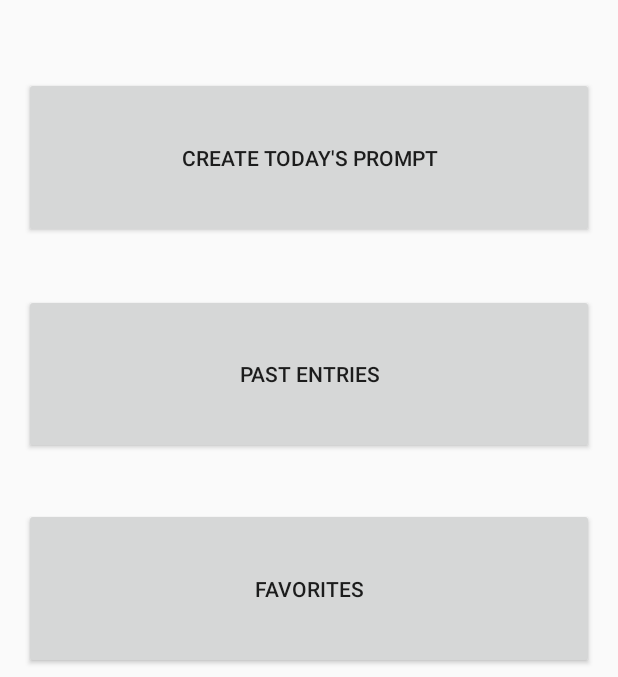
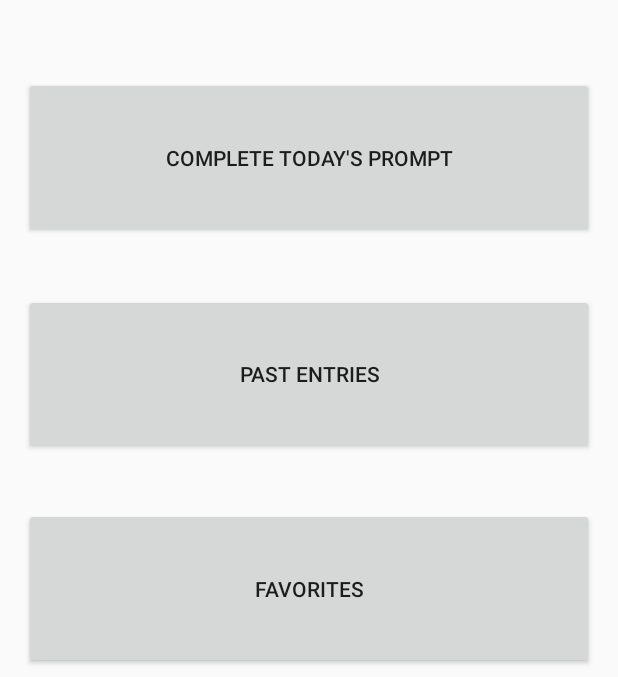
Before and after one commit to JMFord99/DailyJournal, an Android app: the screen it shows after launch (MainActivity), on a phone screen of 412 x 824 dp, the part 250-927 px from its top. Run offline under Robolectric (Android 15) with nearby library versions, the phone set to English and light mode, and no system bars.

Commit message:
Some reformatting

```diff
--- a/Project/app/src/main/java/com/example/dailyjournal/FavoritesView.kt
+++ b/Project/app/src/main/java/com/example/dailyjournal/FavoritesView.kt
@@ -152,7 +152,7 @@ class FavoritesView : ListActivity() {
     companion object {
 
         private val ADD_TODO_ITEM_REQUEST = 0
-        private val FILE_NAME = "TodoManagerActivityData.txt"
+        private val FILE_NAME = "pastPrompts.txt"
         private val TAG = "Lab-UserInterface"
 
         // IDs for menu items
--- a/Project/app/src/main/res/layout/activity_main.xml
+++ b/Project/app/src/main/res/layout/activity_main.xml
@@ -28,7 +28,7 @@
         android:layout_marginTop="162dp"
         android:layout_marginEnd="16dp"
         android:layout_marginBottom="37dp"
-        android:text="Create Today's Prompt"
+        android:text="@string/complete_todays_prompt"
         app:layout_constraintBottom_toTopOf="@+id/past_entries_button"
         app:layout_constraintEnd_toEndOf="parent"
         app:layout_constraintStart_toStartOf="parent"
--- a/Project/app/src/main/res/layout/footer_view.xml
+++ b/Project/app/src/main/res/layout/footer_view.xml
@@ -4,7 +4,7 @@
     android:layout_width="match_parent"
     android:layout_height="wrap_content"
     android:gravity="center_horizontal"
-    android:text="@string/add_new_todo_item_string"
+    android:text="@string/complete_todays_prompt"
     android:textSize="24sp" >
 
 </TextView>
```
Also changed, not shown: Project/app/src/main/res/values/strings.xml (+3 -10 lines), 1 other file.
